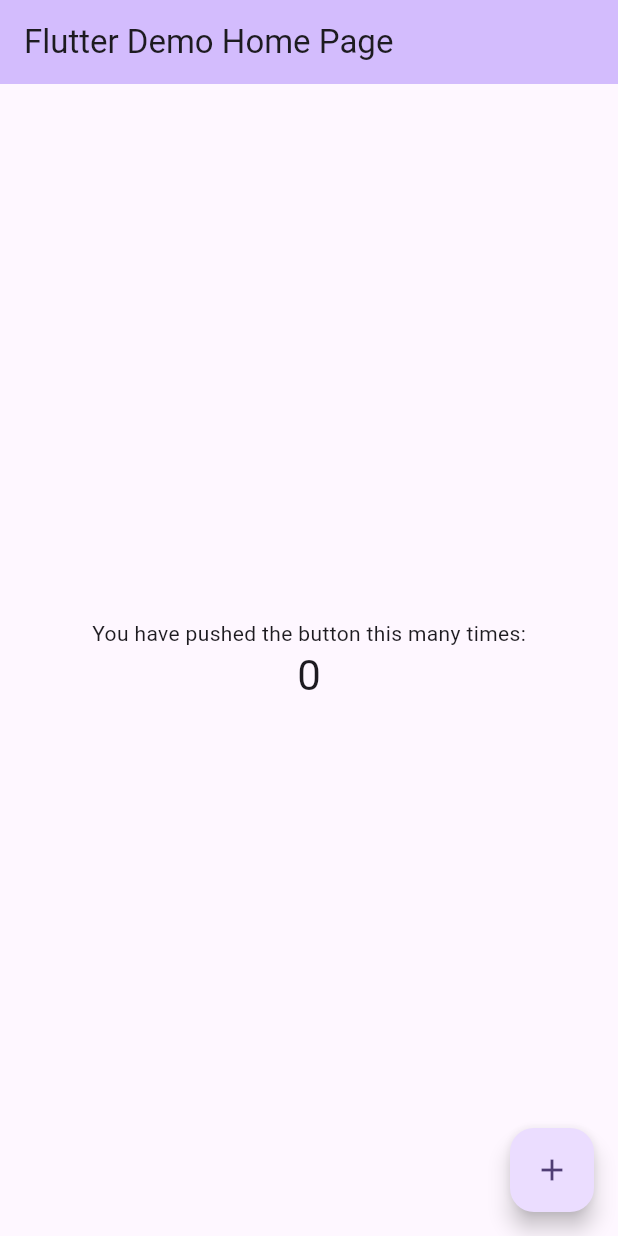
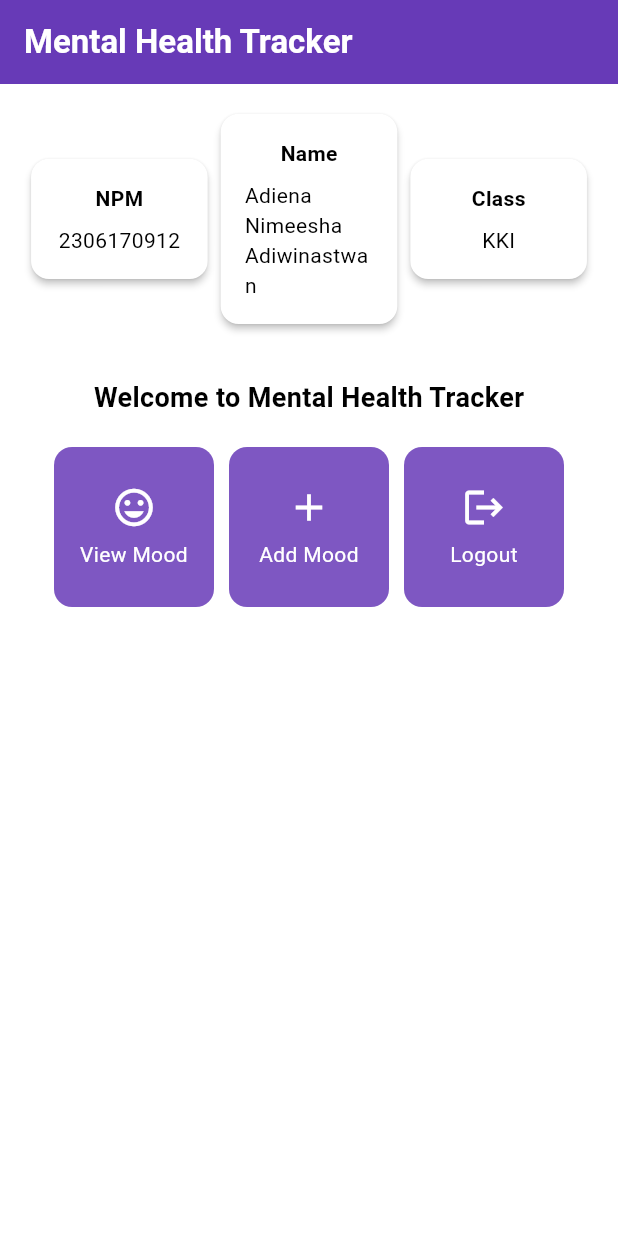
Before and after one commit to adienanimeesha/mental-health-tracker-mobile, a Flutter app: the screen it shows after launch, on a phone screen of 412 x 824 dp. Run offline on Flutter 3.47's test engine with Material 3 defaults, Android fonts, the phone set to English and light mode, and no system bars.

Commit message:
tutorial 6

```diff
--- a/lib/main.dart
+++ b/lib/main.dart
@@ -1,4 +1,5 @@
 import 'package:flutter/material.dart';
+import 'package:mental_health_tracker/menu.dart';
 
 void main() {
   runApp(const MyApp());
@@ -28,98 +29,12 @@ class MyApp extends StatelessWidget {
         //
         // This works for code too, not just values: Most code changes can be
         // tested with just a hot reload.
-        colorScheme: ColorScheme.fromSeed(seedColor: Colors.deepPurple),
+        colorScheme: ColorScheme.fromSwatch(
+       primarySwatch: Colors.deepPurple,
+ ).copyWith(secondary: Colors.deepPurple[400]),
         useMaterial3: true,
       ),
-      home: const MyHomePage(title: 'Flutter Demo Home Page'),
-    );
+      home: MyHomePage(),
+);
   }
 }
-
-class MyHomePage extends StatefulWidget {
-  const MyHomePage({super.key, required this.title});
-
-  // This widget is the home page of your application. It is stateful, meaning
-  // that it has a State object (defined below) that contains fields that affect
-  // how it looks.
-
-  // This class is the configuration for the state. It holds the values (in this
-  // case the title) provided by the parent (in this case the App widget) and
-  // used by the build method of the State. Fields in a Widget subclass are
-  // always marked "final".
-
-  final String title;
-
-  @override
-  State<MyHomePage> createState() => _MyHomePageState();
-}
-
-class _MyHomePageState extends State<MyHomePage> {
-  int _counter = 0;
-
-  void _incrementCounter() {
-    setState(() {
-      // This call to setState tells the Flutter framework that something has
-      // changed in this State, which causes it to rerun the build method below
-      // so that the display can reflect the updated values. If we changed
-      // _counter without calling setState(), then the build method would not be
-      // called again, and so nothing would appear to happen.
-      _counter++;
-    });
-  }
-
-  @override
-  Widget build(BuildContext context) {
-    // This method is rerun every time setState is called, for instance as done
-    // by the _incrementCounter method above.
-    //
-    // The Flutter framework has been optimized to make rerunning build methods
-    // fast, so that you can just rebuild anything that needs updating rather
-    // than having to individually change instances of widgets.
-    return Scaffold(
-      appBar: AppBar(
-        // TRY THIS: Try changing the color here to a specific color (to
-        // Colors.amber, perhaps?) and trigger a hot reload to see the AppBar
-        // change color while the other colors stay the same.
-        backgroundColor: Theme.of(context).colorScheme.inversePrimary,
-        // Here we take the value from the MyHomePage object that was created by
-        // the App.build method, and use it to set our appbar title.
-        title: Text(widget.title),
-      ),
-      body: Center(
-        // Center is a layout widget. It takes a single child and positions it
-        // in the middle of the parent.
-        child: Column(
-          // Column is also a layout widget. It takes a list of children and
-          // arranges them vertically. By default, it sizes itself to fit its
-          // children horizontally, and tries to be as tall as its parent.
-          //
-          // Column has various properties to control how it sizes itself and
-          // how it positions its children. Here we use mainAxisAlignment to
-          // center the children vertically; the main axis here is the vertical
-          // axis because Columns are vertical (the cross axis would be
-          // horizontal).
-          //
-          // TRY THIS: Invoke "debug painting" (choose the "Toggle Debug Paint"
-          // action in the IDE, or press "p" in the console), to see the
-          // wireframe for each widget.
-          mainAxisAlignment: MainAxisAlignment.center,
-          children: <Widget>[
-            const Text(
-              'You have pushed the button this many times:',
-            ),
-            Text(
-              '$_counter',
-              style: Theme.of(context).textTheme.headlineMedium,
-            ),
-          ],
-        ),
-      ),
-      floatingActionButton: FloatingActionButton(
-        onPressed: _incrementCounter,
-        tooltip: 'Increment',
-        child: const Icon(Icons.add),
-      ), // This trailing comma makes auto-formatting nicer for build methods.
-    );
-  }
-}
--- /dev/null
+++ b/lib/menu.dart
@@ -0,0 +1,186 @@
+import 'package:flutter/material.dart';
+
+class MyHomePage extends StatelessWidget {
+  final String npm = '2306170912'; // NPM
+  final String name = 'Adiena Nimeesha Adiwinastwan'; // Name
+  final String className = 'KKI'; // Class
+  final List<ItemHomepage> items = [
+         ItemHomepage("View Mood", Icons.mood),
+         ItemHomepage("Add Mood", Icons.add),
+         ItemHomepage("Logout", Icons.logout),
+     ];
+  MyHomePage({super.key});
+
+  @override
+  Widget build(BuildContext context) {
+    // Scaffold provides the basic structure of the page with the AppBar and body.
+    return Scaffold(
+      // AppBar is the top part of the page that displays the title.
+      appBar: AppBar(
+        // The title of the application "Mental Health Tracker" with white text and bold font.
+        title: const Text(
+          'Mental Health Tracker',
+          style: TextStyle(
+            color: Colors.white,
+            fontWeight: FontWeight.bold,
+          ),
+        ),
+        // The background color of the AppBar is obtained from the application theme color scheme.
+        backgroundColor: Theme.of(context).colorScheme.primary,
+      ),
+      // Body of the page with paddings around it.
+      body: Padding(
+        padding: const EdgeInsets.all(16.0),
+        // Place the widget vertically in a column.
+        child: Column(
+          crossAxisAlignment: CrossAxisAlignment.center,
+          children: [
+            // Row to display 3 InfoCard horizontally.
+            Row(
+              mainAxisAlignment: MainAxisAlignment.spaceEvenly,
+              children: [
+                InfoCard(title: 'NPM', content: npm),
+                InfoCard(title: 'Name', content: name),
+                InfoCard(title: 'Class', content: className),
+              ],
+            ),
+
+            // Give a vertical space of 16 units.
+            const SizedBox(height: 16.0),
+
+            // Place the following widget in the center of the page.
+            Center(
+              child: Column(
+                // Place the text and grid item vertically.
+
+                children: [
+                  // Display the welcome message with bold font and size 18.
+                  const Padding(
+                    padding: EdgeInsets.only(top: 16.0),
+                    child: Text(
+                      'Welcome to Mental Health Tracker',
+                      style: TextStyle(
+                        fontWeight: FontWeight.bold,
+                        fontSize: 18.0,
+                      ),
+                    ),
+                  ),
+
+                  // Grid to display ItemCard in a 3 column grid.
+                  GridView.count(
+                    primary: true,
+                    padding: const EdgeInsets.all(20),
+                    crossAxisSpacing: 10,
+                    mainAxisSpacing: 10,
+                    crossAxisCount: 3,
+                    // To ensure that the grid fits its height.
+                    shrinkWrap: true,
+
+                    // Display ItemCard for each item in the items list.
+                    children: items.map((ItemHomepage item) {
+                      return ItemCard(item);
+                    }).toList(),
+                  ),
+                ],
+              ),
+            ),
+          ],
+        ),
+      ),
+    );
+  }
+}
+
+class ItemCard extends StatelessWidget {
+  // Display the card with an icon and name.
+
+  final ItemHomepage item;
+
+  const ItemCard(this.item, {super.key});
+
+  @override
+  Widget build(BuildContext context) {
+    return Material(
+      // Specify the background color of the application theme.
+      color: Theme.of(context).colorScheme.secondary,
+      // Round the card border.
+      borderRadius: BorderRadius.circular(12),
+
+      child: InkWell(
+        // Action when the card is pressed.
+        onTap: () {
+          // Display the SnackBar message when the card is pressed.
+          ScaffoldMessenger.of(context)
+            ..hideCurrentSnackBar()
+            ..showSnackBar(
+              SnackBar(content: Text("You have pressed the ${item.name} button!"))
+            );
+        },
+        // Container to store the Icon and Text
+        child: Container(
+          padding: const EdgeInsets.all(8),
+          child: Center(
+            child: Column(
+              // Place the Icon and Text in the center of the card.
+              mainAxisAlignment: MainAxisAlignment.center,
+              children: [
+                Icon(
+                  item.icon,
+                  color: Colors.white,
+                  size: 30.0,
+                ),
+                const Padding(padding: EdgeInsets.all(3)),
+                Text(
+                  item.name,
+                  textAlign: TextAlign.center,
+                  style: const TextStyle(color: Colors.white),
+                ),
+              ],
+            ),
+          ),
+        ),
+      ),
+    );
+  }
+
+}
+
+class ItemHomepage {
+     final String name;
+     final IconData icon;
+
+     ItemHomepage(this.name, this.icon);
+ }
+
+class InfoCard extends StatelessWidget {
+  // Card information that displays the title and content.
+
+  final String title;  // Card title.
+  final String content;  // Card content.
+
+  const InfoCard({super.key, required this.title, required this.content});
+
+  @override
+  Widget build(BuildContext context) {
+    return Card(
+      // Create a card box with a shadow.
+      elevation: 2.0,
+      child: Container(
+        // Set the size and spacing within the card.
+        width: MediaQuery.of(context).size.width / 3.5, // Adjust with the width of the device used.
+        padding: const EdgeInsets.all(16.0),
+        // Place the title and content vertically.
+        child: Column(
+          children: [
+            Text(
+              title,
+              style: const TextStyle(fontWeight: FontWeight.bold),
+            ),
+            const SizedBox(height: 8.0),
+            Text(content),
+          ],
+        ),
+      ),
+    );
+  }
+}
```
